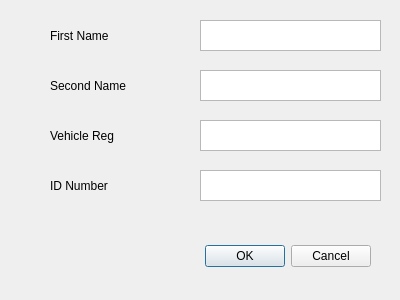
Before: the Qt Designer form Window/CustomerInfo.ui in AllenJK1/ParkingSys, drawn with Qt 5.
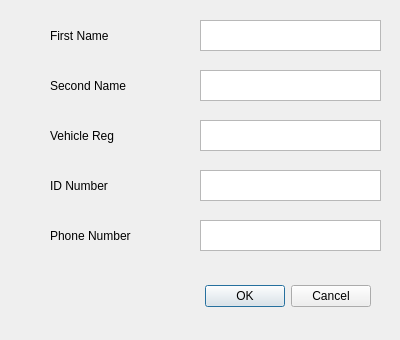
After: the same form once the commit is applied.

Patch:
```diff
--- a/Window/CustomerInfo.ui
+++ b/Window/CustomerInfo.ui
@@ -7,7 +7,7 @@
     <x>0</x>
     <y>0</y>
     <width>400</width>
-    <height>300</height>
+    <height>340</height>
    </rect>
   </property>
   <property name="windowTitle">
@@ -17,7 +17,7 @@
    <property name="geometry">
     <rect>
      <x>30</x>
-     <y>240</y>
+     <y>280</y>
      <width>341</width>
      <height>32</height>
     </rect>
@@ -109,6 +109,26 @@
 &lt;p style=&quot;-qt-paragraph-type:empty; margin-top:0px; margin-bottom:0px; margin-left:0px; margin-right:0px; -qt-block-indent:0; text-indent:0px;&quot;&gt;&lt;br /&gt;&lt;/p&gt;&lt;/body&gt;&lt;/html&gt;</string>
    </property>
   </widget>
+  <widget class="QTextEdit" name="textEdit_5">
+   <property name="geometry">
+    <rect>
+     <x>200</x>
+     <y>220</y>
+     <width>181</width>
+     <height>31</height>
+    </rect>
+   </property>
+   <property name="html">
+    <string>&lt;!DOCTYPE HTML PUBLIC &quot;-//W3C//DTD HTML 4.0//EN&quot; &quot;http://www.w3.org/TR/REC-html40/strict.dtd&quot;&gt;
+&lt;html&gt;&lt;head&gt;&lt;meta name=&quot;qrichtext&quot; content=&quot;1&quot; /&gt;&lt;meta charset=&quot;utf-8&quot; /&gt;&lt;style type=&quot;text/css&quot;&gt;
+p, li { white-space: pre-wrap; }
+hr { height: 1px; border-width: 0; }
+li.unchecked::marker { content: &quot;\2610&quot;; }
+li.checked::marker { content: &quot;\2612&quot;; }
+&lt;/style&gt;&lt;/head&gt;&lt;body style=&quot; font-family:'Sans Serif'; font-size:9pt; font-weight:400; font-style:normal;&quot;&gt;
+&lt;p style=&quot;-qt-paragraph-type:empty; margin-top:0px; margin-bottom:0px; margin-left:0px; margin-right:0px; -qt-block-indent:0; text-indent:0px;&quot;&gt;&lt;br /&gt;&lt;/p&gt;&lt;/body&gt;&lt;/html&gt;</string>
+   </property>
+  </widget>
   <widget class="QLabel" name="label">
    <property name="geometry">
     <rect>
@@ -161,6 +181,19 @@
     <string>Second Name</string>
    </property>
   </widget>
+  <widget class="QLabel" name="label_5">
+   <property name="geometry">
+    <rect>
+     <x>50</x>
+     <y>220</y>
+     <width>111</width>
+     <height>31</height>
+    </rect>
+   </property>
+   <property name="text">
+    <string>Phone Number</string>
+   </property>
+  </widget>
  </widget>
  <resources/>
  <connections>
```
Left out of the diff: 8 changed lines with no effect on the pictures.
